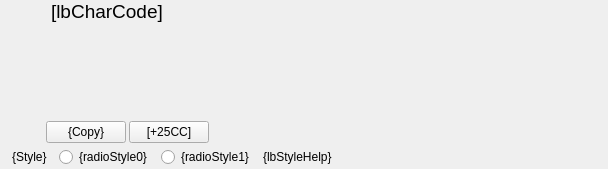
This is Unicodia/WiShowcase.ui in Mercury13/unicodia as Qt 5 draws it before an edit. The edited form follows.
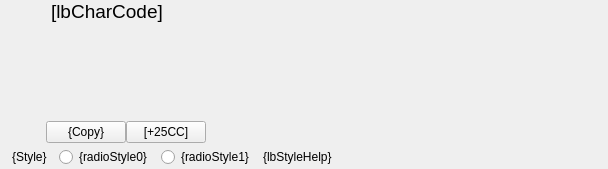
This is the edited form. Custom widgets are drawn as their Qt base class.

What changed in the file:
```diff
--- a/Unicodia/WiShowcase.ui
+++ b/Unicodia/WiShowcase.ui
@@ -58,7 +58,10 @@
       </widget>
      </item>
      <item>
-      <layout class="QVBoxLayout" name="verticalLayout_2">
+      <layout class="QVBoxLayout" name="verticalLayout_2" stretch="0,1,0,1,0">
+       <property name="spacing">
+        <number>0</number>
+       </property>
        <item>
         <layout class="QHBoxLayout" name="horizontalLayout_10">
          <item>
@@ -102,6 +105,22 @@
          </item>
         </layout>
        </item>
+       <item>
+        <spacer name="verticalSpacer_2">
+         <property name="orientation">
+          <enum>Qt::Vertical</enum>
+         </property>
+         <property name="sizeHint" stdset="0">
+          <size>
+           <width>20</width>
+           <height>40</height>
+          </size>
+         </property>
+        </spacer>
+       </item>
+       <item>
+        <layout class="QHBoxLayout" name="layToolbar"/>
+       </item>
        <item>
         <spacer name="verticalSpacer">
          <property name="orientation">
```
